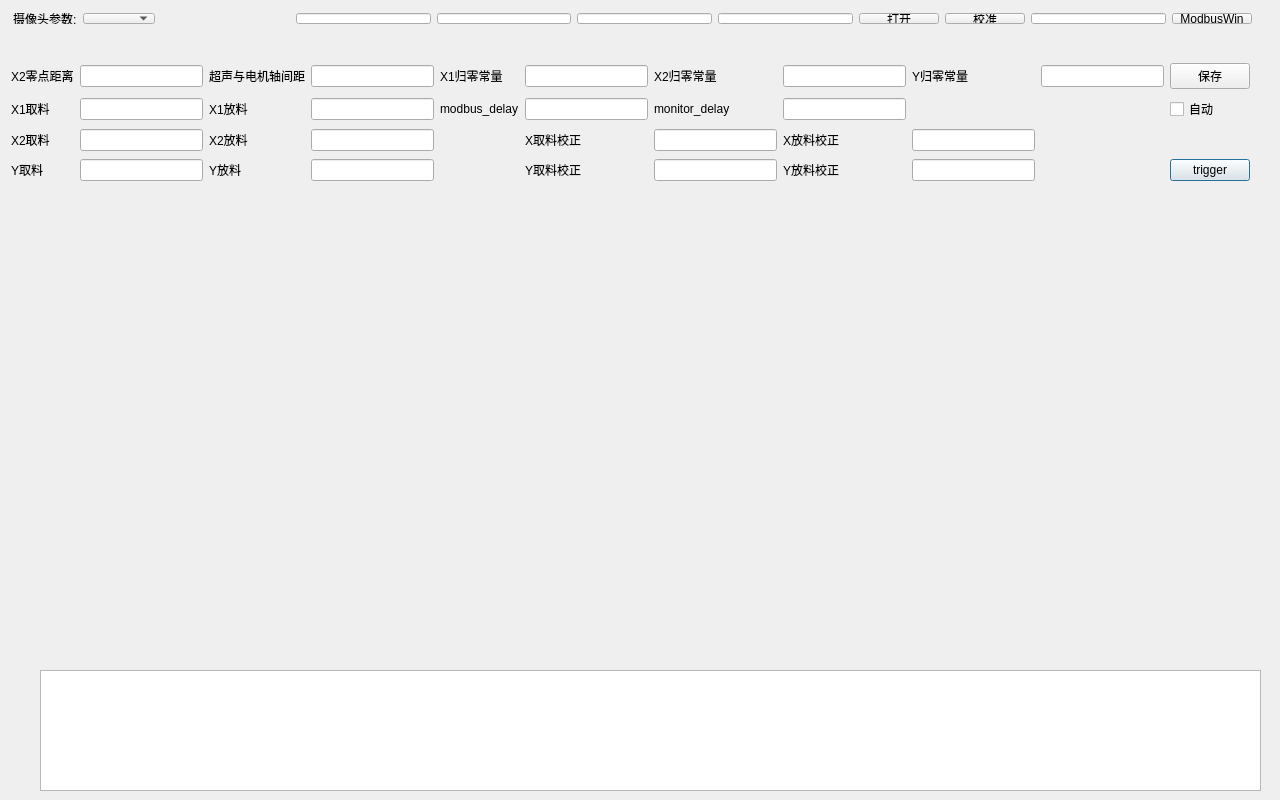
First picture: the form in maindialog.ui, repository zouzichun/videoWirain, before the edit.
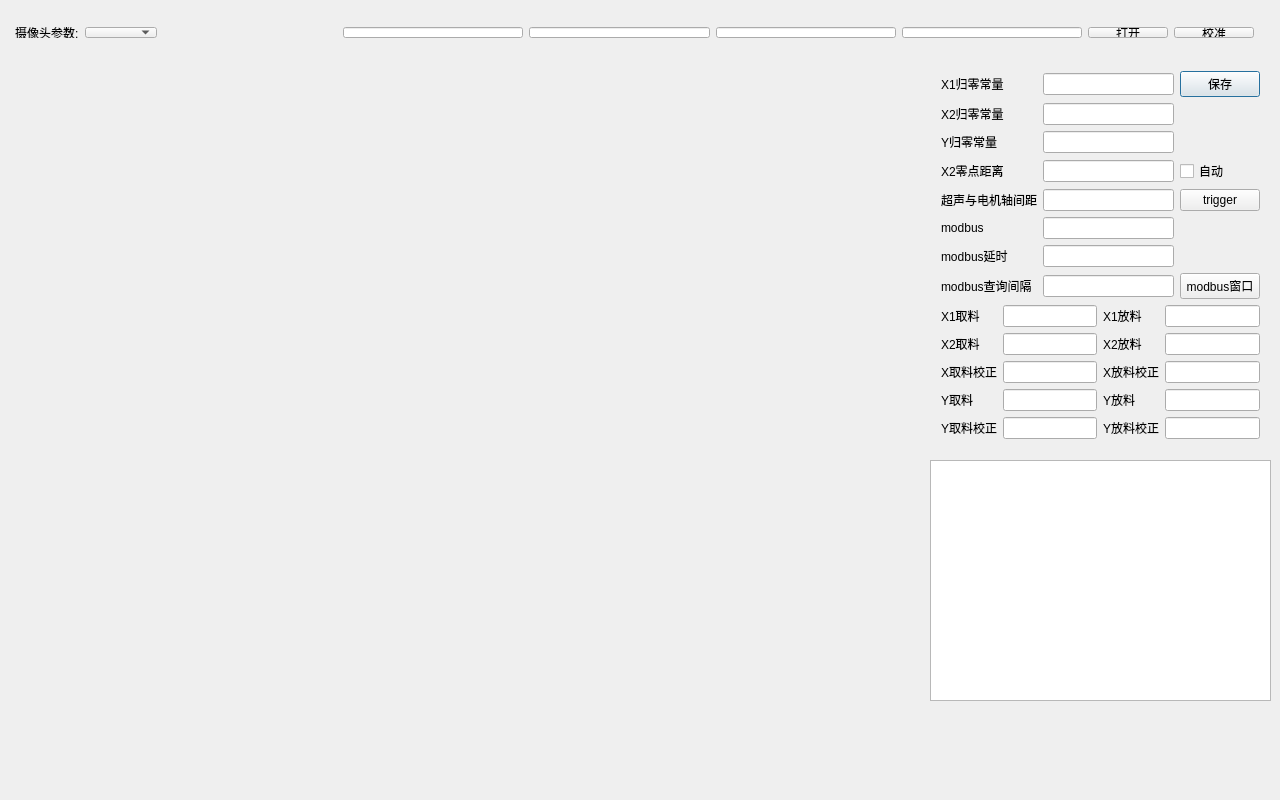
Second picture: the form after the edit.

Commit message: dev: change ui layout with remove modbus debugging boxes

The edit to the form file:
```diff
--- a/maindialog.ui
+++ b/maindialog.ui
@@ -26,9 +26,9 @@
    <property name="geometry">
     <rect>
      <x>10</x>
-     <y>190</y>
-     <width>1251</width>
-     <height>471</height>
+     <y>60</y>
+     <width>911</width>
+     <height>511</height>
     </rect>
    </property>
    <layout class="QHBoxLayout" name="horizontalLayout_4">
@@ -51,10 +51,10 @@
   <widget class="QTextBrowser" name="txbRecv">
    <property name="geometry">
     <rect>
-     <x>40</x>
-     <y>670</y>
-     <width>1221</width>
-     <height>121</height>
+     <x>930</x>
+     <y>460</y>
+     <width>341</width>
+     <height>241</height>
     </rect>
    </property>
    <property name="sizePolicy">
@@ -64,91 +64,106 @@
     </sizepolicy>
    </property>
   </widget>
-  <widget class="QWidget" name="layoutWidget">
+  <widget class="QWidget" name="">
    <property name="geometry">
     <rect>
-     <x>0</x>
-     <y>50</y>
-     <width>1261</width>
-     <height>145</height>
+     <x>930</x>
+     <y>60</y>
+     <width>341</width>
+     <height>391</height>
     </rect>
    </property>
-   <layout class="QGridLayout" name="gridLayout_4">
-    <item row="1" column="3">
-     <widget class="QLabel" name="label_12">
+   <layout class="QVBoxLayout" name="verticalLayout">
+    <item>
+     <layout class="QGridLayout" name="gridLayout_2">
+      <item row="3" column="1">
+       <widget class="QLineEdit" name="x2_rho"/>
+      </item>
+      <item row="3" column="0">
+       <widget class="QLabel" name="label_8">
       <property name="text">
-       <string>超声与电机轴间距</string>
+         <string>X2零点距离</string>
       </property>
      </widget>
     </item>
-    <item row="2" column="0">
-     <widget class="QLabel" name="label_9">
+      <item row="5" column="0">
+       <widget class="QLabel" name="label_19">
       <property name="text">
-       <string>X1取料</string>
+         <string>modbus</string>
       </property>
      </widget>
     </item>
-    <item row="5" column="11">
-     <widget class="QPushButton" name="trigger">
+      <item row="5" column="1">
+       <widget class="QLineEdit" name="modbus"/>
+      </item>
+      <item row="8" column="0">
+       <widget class="QLabel" name="label_18">
       <property name="text">
-       <string>trigger</string>
+         <string>modbus查询间隔</string>
       </property>
      </widget>
     </item>
-    <item row="2" column="2">
-     <widget class="QLineEdit" name="x1_fetch"/>
-    </item>
-    <item row="1" column="11">
+      <item row="0" column="1">
+       <widget class="QLineEdit" name="x1_start"/>
+      </item>
+      <item row="0" column="2">
      <widget class="QPushButton" name="saveImg">
       <property name="text">
        <string>保存</string>
       </property>
      </widget>
     </item>
-    <item row="5" column="7">
-     <widget class="QLineEdit" name="y_fetch_delta"/>
-    </item>
-    <item row="4" column="4">
-     <widget class="QLineEdit" name="x2_target"/>
-    </item>
-    <item row="4" column="0">
-     <widget class="QLabel" name="label_10">
+      <item row="2" column="0">
+       <widget class="QLabel" name="label_7">
       <property name="text">
-       <string>X2取料</string>
+         <string>Y归零常量</string>
       </property>
      </widget>
     </item>
-    <item row="5" column="4">
-     <widget class="QLineEdit" name="y1_target"/>
-    </item>
-    <item row="5" column="8">
-     <widget class="QLabel" name="label_6">
+      <item row="0" column="0">
+       <widget class="QLabel" name="label">
       <property name="text">
-       <string>Y放料校正</string>
+         <string>X1归零常量</string>
       </property>
      </widget>
     </item>
-    <item row="2" column="12">
-     <layout class="QHBoxLayout" name="horizontalLayout"/>
-    </item>
-    <item row="1" column="4">
-     <widget class="QLineEdit" name="motor_rho"/>
-    </item>
-    <item row="1" column="7">
+      <item row="8" column="1">
+       <widget class="QLineEdit" name="monitor_delay"/>
+      </item>
+      <item row="1" column="1">
+       <widget class="QLineEdit" name="x2_start"/>
+      </item>
+      <item row="2" column="1">
+       <widget class="QLineEdit" name="y1_start"/>
+      </item>
+      <item row="1" column="0">
      <widget class="QLabel" name="label_2">
       <property name="text">
        <string>X2归零常量</string>
       </property>
      </widget>
     </item>
-    <item row="5" column="6">
-     <widget class="QLabel" name="label_16">
+      <item row="7" column="0">
+       <widget class="QLabel" name="label_17">
       <property name="text">
-       <string>Y取料校正</string>
+         <string>modbus延时</string>
       </property>
      </widget>
     </item>
-    <item row="2" column="11">
+      <item row="7" column="1">
+       <widget class="QLineEdit" name="modbus_delay"/>
+      </item>
+      <item row="4" column="1">
+       <widget class="QLineEdit" name="motor_rho"/>
+      </item>
+      <item row="4" column="0">
+       <widget class="QLabel" name="label_12">
+        <property name="text">
+         <string>超声与电机轴间距</string>
+        </property>
+       </widget>
+      </item>
+      <item row="3" column="2">
      <widget class="QCheckBox" name="auto_run">
       <property name="text">
        <string>自动</string>
@@ -158,131 +173,138 @@
       </property>
      </widget>
     </item>
-    <item row="1" column="5">
-     <widget class="QLabel" name="label">
-      <property name="text">
-       <string>X1归零常量</string>
-      </property>
-     </widget>
-    </item>
-    <item row="5" column="0">
-     <widget class="QLabel" name="label_11">
-      <property name="text">
-       <string>Y取料</string>
-      </property>
-     </widget>
-    </item>
     <item row="4" column="2">
-     <widget class="QLineEdit" name="x2_fetch"/>
-    </item>
-    <item row="5" column="9">
-     <widget class="QLineEdit" name="y_target_delta"/>
-    </item>
-    <item row="1" column="6">
-     <widget class="QLineEdit" name="x1_start"/>
+       <widget class="QPushButton" name="trigger">
+        <property name="text">
+         <string>trigger</string>
+        </property>
+       </widget>
+      </item>
+      <item row="8" column="2">
+       <widget class="QPushButton" name="modbus_win">
+        <property name="text">
+         <string>modbus窗口</string>
+        </property>
+       </widget>
+      </item>
+     </layout>
     </item>
-    <item row="2" column="4">
-     <widget class="QLineEdit" name="x1_target"/>
-    </item>
-    <item row="2" column="3">
+    <item>
+     <layout class="QGridLayout" name="gridLayout">
+      <item row="1" column="3">
+       <widget class="QLineEdit" name="x2_target"/>
+      </item>
+      <item row="3" column="3">
+       <widget class="QLineEdit" name="y1_target"/>
+      </item>
+      <item row="0" column="2">
      <widget class="QLabel" name="label_13">
       <property name="text">
        <string>X1放料</string>
       </property>
      </widget>
     </item>
-    <item row="5" column="2">
-     <widget class="QLineEdit" name="y1_fetch"/>
+      <item row="1" column="1">
+       <widget class="QLineEdit" name="x2_fetch"/>
     </item>
     <item row="1" column="0">
-     <widget class="QLabel" name="label_8">
+       <widget class="QLabel" name="label_10">
       <property name="text">
-       <string>X2零点距离</string>
+         <string>X2取料</string>
       </property>
      </widget>
     </item>
-    <item row="4" column="7">
-     <widget class="QLineEdit" name="fetch_delta"/>
-    </item>
-    <item row="4" column="6">
-     <widget class="QLabel" name="label_3">
+      <item row="0" column="0">
+       <widget class="QLabel" name="label_9">
       <property name="text">
-       <string>X取料校正</string>
+         <string>X1取料</string>
       </property>
      </widget>
     </item>
-    <item row="1" column="10">
-     <widget class="QLineEdit" name="y1_start"/>
-    </item>
-    <item row="5" column="3">
+      <item row="3" column="2">
      <widget class="QLabel" name="label_15">
       <property name="text">
        <string>Y放料</string>
       </property>
      </widget>
     </item>
-    <item row="1" column="9">
-     <widget class="QLabel" name="label_7">
-      <property name="text">
-       <string>Y归零常量</string>
-      </property>
-     </widget>
-    </item>
-    <item row="4" column="3">
-     <widget class="QLabel" name="label_14">
-      <property name="text">
-       <string>X2放料</string>
-      </property>
-     </widget>
-    </item>
-    <item row="1" column="2">
-     <widget class="QLineEdit" name="x2_rho"/>
-    </item>
-    <item row="4" column="8">
+      <item row="0" column="1">
+       <widget class="QLineEdit" name="x1_fetch"/>
+      </item>
+      <item row="2" column="2">
      <widget class="QLabel" name="label_5">
       <property name="text">
        <string>X放料校正</string>
       </property>
      </widget>
     </item>
-    <item row="4" column="9">
+      <item row="2" column="1">
+       <widget class="QLineEdit" name="fetch_delta"/>
+      </item>
+      <item row="2" column="3">
      <widget class="QLineEdit" name="target_delta"/>
     </item>
-    <item row="2" column="5">
-     <widget class="QLabel" name="label_17">
+      <item row="3" column="1">
+       <widget class="QLineEdit" name="y1_fetch"/>
+      </item>
+      <item row="1" column="2">
+       <widget class="QLabel" name="label_14">
       <property name="text">
-       <string>modbus_delay</string>
+         <string>X2放料</string>
       </property>
      </widget>
     </item>
-    <item row="2" column="6">
-     <widget class="QLineEdit" name="modbus_delay"/>
-    </item>
-    <item row="2" column="7">
-     <widget class="QLabel" name="label_18">
+      <item row="3" column="0">
+       <widget class="QLabel" name="label_11">
+        <property name="text">
+         <string>Y取料</string>
+        </property>
+       </widget>
+      </item>
+      <item row="2" column="0">
+       <widget class="QLabel" name="label_3">
       <property name="text">
-       <string>monitor_delay</string>
+         <string>X取料校正</string>
       </property>
      </widget>
     </item>
-    <item row="1" column="8">
-     <widget class="QLineEdit" name="x2_start"/>
-    </item>
-    <item row="2" column="8">
-     <widget class="QLineEdit" name="monitor_delay"/>
-    </item>
-   </layout>
+      <item row="0" column="3">
+       <widget class="QLineEdit" name="x1_target"/>
+      </item>
+      <item row="4" column="0">
+       <widget class="QLabel" name="label_16">
+        <property name="text">
+         <string>Y取料校正</string>
+        </property>
+       </widget>
+      </item>
+      <item row="4" column="1">
+       <widget class="QLineEdit" name="y_fetch_delta"/>
+      </item>
+      <item row="4" column="2">
+       <widget class="QLabel" name="label_6">
+        <property name="text">
+         <string>Y放料校正</string>
+        </property>
+       </widget>
+      </item>
+      <item row="4" column="3">
+       <widget class="QLineEdit" name="y_target_delta"/>
+      </item>
+     </layout>
+    </item>
+   </layout>
   </widget>
-  <widget class="QWidget" name="layoutWidget">
+  <widget class="QWidget" name="">
    <property name="geometry">
     <rect>
-     <x>2</x>
-     <y>2</y>
+     <x>4</x>
+     <y>16</y>
      <width>1261</width>
      <height>33</height>
     </rect>
    </property>
-   <layout class="QHBoxLayout" name="horizontalLayout_2">
+   <layout class="QHBoxLayout" name="horizontalLayout">
     <item>
      <widget class="QLabel" name="label_4">
       <property name="text">
@@ -306,6 +328,9 @@
       </property>
      </spacer>
     </item>
+    <item>
+     <widget class="QLineEdit" name="frames"/>
+    </item>
     <item>
      <widget class="QLineEdit" name="tbExposure"/>
     </item>
@@ -315,9 +340,6 @@
     <item>
      <widget class="QLineEdit" name="tbGain"/>
     </item>
-    <item>
-     <widget class="QLineEdit" name="frames"/>
-    </item>
     <item>
      <widget class="QPushButton" name="bnOpen">
       <property name="text">
@@ -332,16 +354,6 @@
       </property>
      </widget>
     </item>
-    <item>
-     <widget class="QLineEdit" name="modbus"/>
-    </item>
-    <item>
-     <widget class="QPushButton" name="modbus_win">
-      <property name="text">
-       <string>ModbusWin</string>
-      </property>
-     </widget>
-    </item>
    </layout>
   </widget>
  </widget>
```
Lines whose indentation alone changed are shown as unchanged. The commit also changes 3 other files.
